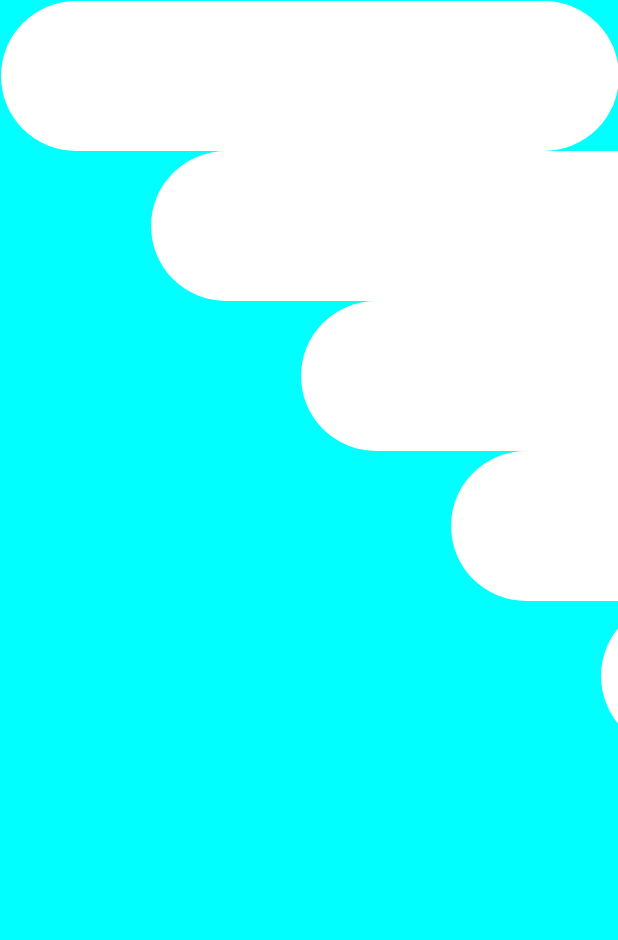
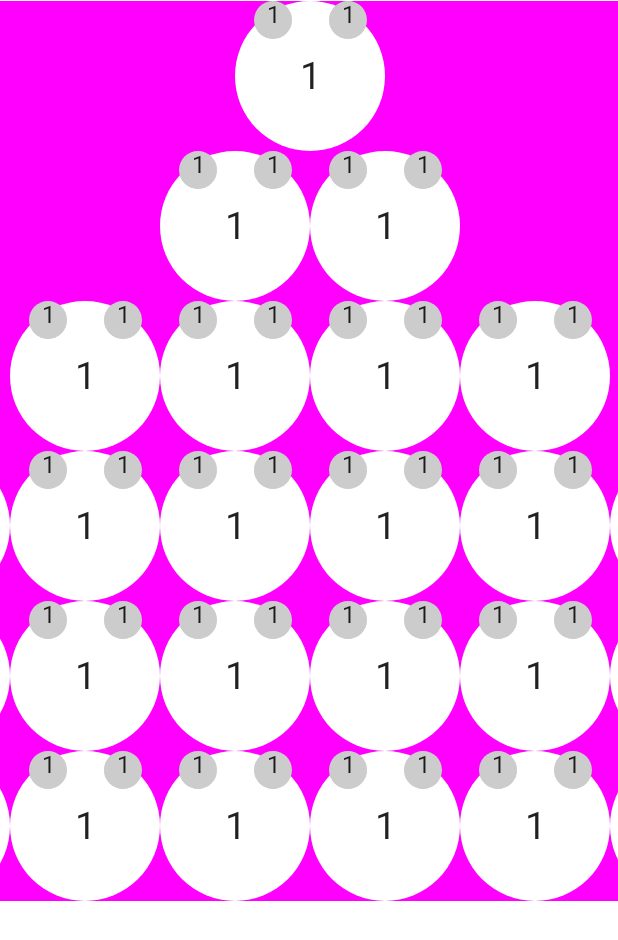
Before and after one commit to Tyler-Lopez/BinaryTreeVisualizer, an Android app built with Jetpack Compose: the screen it shows after launch (MainActivity), on a phone screen of 412 x 824 dp. Shown: the top 940 px of the screen. Run offline under Robolectric (Android 15) with nearby library versions, the light colour scheme and no system bars.

Commit message:
Zoomable function

```diff
--- /dev/null
+++ b/app/src/main/java/com/company/avlvisualizer/AVLNode.kt
@@ -0,0 +1,5 @@
+package com.company.avlvisualizer
+
+class AVLNode {
+
+}
--- a/app/src/main/java/com/company/avlvisualizer/MainActivity.kt
+++ b/app/src/main/java/com/company/avlvisualizer/MainActivity.kt
@@ -5,47 +5,65 @@ import androidx.activity.ComponentActivity
 import androidx.activity.compose.setContent
 import androidx.compose.foundation.Canvas
 import androidx.compose.foundation.background
-import androidx.compose.foundation.layout.fillMaxSize
-import androidx.compose.foundation.layout.fillMaxWidth
-import androidx.compose.foundation.layout.offset
-import androidx.compose.foundation.layout.size
+import androidx.compose.foundation.layout.*
 import androidx.compose.foundation.shape.CircleShape
 import androidx.compose.material.Card
 import androidx.compose.material.MaterialTheme
 import androidx.compose.material.Surface
 import androidx.compose.material.Text
-import androidx.compose.runtime.Composable
+import androidx.compose.runtime.*
 import androidx.compose.ui.Modifier
 import androidx.compose.ui.draw.clip
 import androidx.compose.ui.geometry.Offset
 import androidx.compose.ui.graphics.Color
 import androidx.compose.ui.graphics.Outline
+import androidx.compose.ui.graphics.graphicsLayer
 import androidx.compose.ui.tooling.preview.Preview
 import androidx.compose.ui.unit.dp
 import androidx.compose.ui.unit.sp
 import com.company.avlvisualizer.ui.theme.AVLVisualizerTheme
 
 class MainActivity : ComponentActivity() {
+
+
     override fun onCreate(savedInstanceState: Bundle?) {
         super.onCreate(savedInstanceState)
         setContent {
             AVLVisualizerTheme {
                 // A surface container using the 'background' color from the theme
-                Surface(color = MaterialTheme.colors.background) {
-                    ZoomableBox {
-                        for (i in 0..20) {
-                            Card(
-                                modifier = Modifier
-                                    .fillMaxWidth()
-                                    .offset(x = (i * 100).dp, y = (i * 100).dp)
-                                    .clip(CircleShape)
-                                    .size(100.dp)
-                            ) {
-                            }
-                        }
+                    var offsetX by remember {
+                        mutableStateOf(1f)
                     }
+                    var offsetY by remember {
+                        mutableStateOf(1f)
+                    }
+                    var scale by remember {
+                        mutableStateOf(1f)
+                    }
+
+
+                    Box(
+                        modifier = Modifier
+                            .graphicsLayer(
+                                scaleX = scale,
+                                scaleY = scale,
+                                translationX = offsetX,
+                                translationY = offsetY
+                            )
+                            .background(Color.Magenta)
+                    ) {
+                        Tree()
+                    }
+                ZoomableListener(
+                    pan = { pan ->
+                        offsetX += pan.x
+                        offsetY += pan.y
+                    },
+                    zoom = { zoom ->
+                        scale *= zoom
+                    }
+                )
                 }
-            }
         }
     }
 }
--- /dev/null
+++ b/app/src/main/java/com/company/avlvisualizer/Node.kt
@@ -0,0 +1,76 @@
+package com.company.avlvisualizer
+
+import androidx.compose.foundation.layout.*
+import androidx.compose.foundation.shape.CircleShape
+import androidx.compose.material.Card
+import androidx.compose.material.Text
+import androidx.compose.runtime.Composable
+import androidx.compose.ui.Alignment
+import androidx.compose.ui.Modifier
+import androidx.compose.ui.draw.clip
+import androidx.compose.ui.geometry.Offset
+import androidx.compose.ui.graphics.Color
+import androidx.compose.ui.text.style.TextAlign
+import androidx.compose.ui.unit.dp
+import androidx.compose.ui.unit.sp
+
+@Composable
+fun Node(
+    element: Int,
+    height: Int,
+    balanceFactor: Int,
+) {
+    Box(
+        modifier = Modifier
+            .size(100.dp)
+
+    ) {
+        Card(
+            modifier = Modifier
+                .fillMaxSize()
+                .clip(CircleShape)
+        ) {
+            Row(
+                modifier = Modifier
+                    .fillMaxSize(),
+                verticalAlignment = Alignment.CenterVertically,
+                horizontalArrangement = Arrangement.Center
+            ) {
+                Text(
+                    text = element.toString(),
+                    textAlign = TextAlign.Center,
+                    fontSize = 25.sp
+                )
+            }
+        }
+        Row(
+            modifier = Modifier
+                .fillMaxWidth(),
+            horizontalArrangement = Arrangement.SpaceAround
+        ) {
+            Card(
+                modifier = Modifier
+                    .size(25.dp)
+                    .clip(CircleShape),
+                backgroundColor = Color.LightGray
+            ) {
+                Text(
+                    text = balanceFactor.toString(),
+                    textAlign = TextAlign.Center
+                )
+            }
+            Card(
+                modifier = Modifier
+                    .size(25.dp)
+                    .clip(CircleShape),
+                backgroundColor = Color.LightGray
+            ) {
+                Text(
+                    text = balanceFactor.toString(),
+                    textAlign = TextAlign.Center
+                )
+            }
+        }
+    }
+
+}
--- /dev/null
+++ b/app/src/main/java/com/company/avlvisualizer/Tree.kt
@@ -0,0 +1,35 @@
+package com.company.avlvisualizer
+
+import androidx.compose.foundation.background
+import androidx.compose.foundation.layout.*
+import androidx.compose.foundation.layout.Row
+import androidx.compose.foundation.shape.CircleShape
+import androidx.compose.material.Card
+import androidx.compose.runtime.Composable
+import androidx.compose.ui.Alignment
+import androidx.compose.ui.Modifier
+import androidx.compose.ui.draw.clip
+import androidx.compose.ui.geometry.Offset
+import androidx.compose.ui.graphics.Color
+import androidx.compose.ui.unit.dp
+import kotlin.math.pow
+
+@Composable
+fun Tree(
+
+) {
+    Column(verticalArrangement = Arrangement.Center, horizontalAlignment = Alignment.CenterHorizontally) {
+        for (i in 0..5) {
+            var nodeCount = 2.0.pow(i).toInt()
+            Row(modifier = Modifier.requiredWidth(2000.dp).background(Color.Magenta), verticalAlignment = Alignment.CenterVertically, horizontalArrangement = Arrangement.Center) {
+                for (j in 1..nodeCount) {
+                    Node(
+                        element = 1,
+                        height = 1,
+                        balanceFactor = 1,
+                    )
+                }
+            }
+        }
+    }
+}
--- a/app/src/main/java/com/company/avlvisualizer/ZoomableContent.kt
+++ b/app/src/main/java/com/company/avlvisualizer/ZoomableContent.kt
@@ -8,6 +8,7 @@ import androidx.compose.runtime.*
 import androidx.compose.ui.Alignment
 import androidx.compose.ui.Modifier
 import androidx.compose.ui.draw.clip
+import androidx.compose.ui.geometry.Offset
 import androidx.compose.ui.graphics.Color
 import androidx.compose.ui.graphics.RectangleShape
 import androidx.compose.ui.graphics.graphicsLayer
@@ -15,48 +16,18 @@ import androidx.compose.ui.input.pointer.pointerInput
 import androidx.compose.ui.layout.Layout
 
 @Composable
-fun ZoomableBox(
-    content: @Composable BoxScope.() -> Unit
+fun ZoomableListener(
+    pan: (Offset) -> Unit,
+    zoom: (Float) -> Unit
 ) {
-    var offsetX by remember {
-        mutableStateOf(1f)
-    }
-    var offsetY by remember {
-        mutableStateOf(1f)
-    }
-    var scale by remember {
-        mutableStateOf(1f)
-    }
-    var rotationState by remember {
-        mutableStateOf(1f)
-    }
-    Column(
+    Box(
         modifier = Modifier
             .fillMaxSize()
-            .background(Color.Cyan)
             .pointerInput(Unit) {
-                detectTransformGestures { _, pan, zoom, rotation ->
-                    offsetX += pan.x
-                    offsetY += pan.y
-                    scale *= zoom
-                    rotationState += rotation
+                detectTransformGestures { _, pan, zoom, _ ->
+                    pan(pan)
+                    zoom(zoom)
                 }
             }
-    ) {
-        Box(
-            modifier = Modifier
-                .graphicsLayer(
-                scaleX = maxOf(
-                    0.5f, minOf(3f, scale)
-                ),
-                scaleY = maxOf(
-                    0.5f, minOf(3f, scale)
-                ),
-                translationX = offsetX,
-                translationY = offsetY
-            )
-        ) {
-            content()
-        }
-    }
+    )
 }
```
